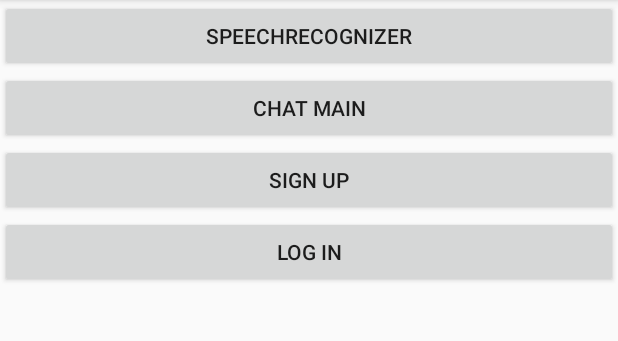
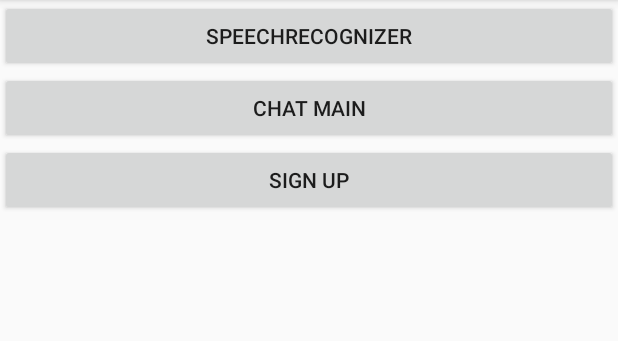
Before and after one commit to DanteZXS/seniorPlus, an Android app: the screen it shows after launch (MainActivity), on a phone screen of 412 x 824 dp, the part 84-425 px from its top. Run offline under Robolectric (Android 15) with nearby library versions, the phone set to English and light mode, and no system bars; 2 statements that could not run were skipped.

Commit message:
solve some chat ui bug

```diff
--- a/app/src/main/res/layout/activity_main.xml
+++ b/app/src/main/res/layout/activity_main.xml
@@ -24,10 +24,10 @@
         android:layout_height="wrap_content"
         android:text="sign up"/>
 
-    <Button
-        android:id="@+id/btnLogin"
-        android:layout_width="match_parent"
-        android:layout_height="wrap_content"
-        android:text="Log in"/>
+<!--    <Button-->
+<!--        android:id="@+id/btnLogin"-->
+<!--        android:layout_width="match_parent"-->
+<!--        android:layout_height="wrap_content"-->
+<!--        android:text="Log in"/>-->
 
 </LinearLayout>
--- a/app/src/main/res/layout/layout_chats.xml
+++ b/app/src/main/res/layout/layout_chats.xml
@@ -4,13 +4,13 @@
     android:layout_width="match_parent"
     android:layout_height="match_parent">
 
-    <android.support.v7.widget.RecyclerView
+    <androidx.recyclerview.widget.RecyclerView
         android:id="@+id/chatsRecycleView"
         android:clickable="true"
         android:background="#beaeaeae"
         android:layout_width="match_parent"
         android:layout_height="wrap_content">
-    </android.support.v7.widget.RecyclerView>
+    </androidx.recyclerview.widget.RecyclerView>
 
 
 </LinearLayout>
```
Also changed, not shown: app/src/main/java/com/example/seniorplus/ActivityChatMain.java (+4 -4 lines), app/src/main/res/layout/activity_chat_main.xml (+6 -6 lines), app/src/main/res/values/styles.xml (+9 -0 lines).
